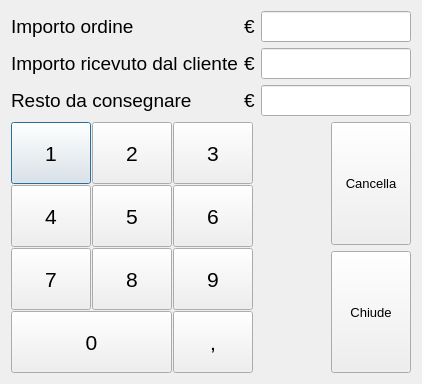
Before: the Qt Designer form src/restodlg.ui in mtonin/gestcassa, drawn with Qt 5.
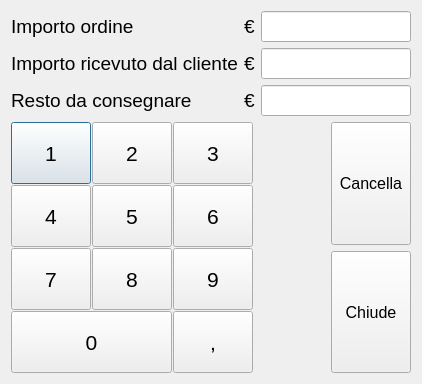
After: the same form once the commit is applied.

Commit message: - modifica layout pulsanti

Patch:
```diff
--- a/src/restodlg.ui
+++ b/src/restodlg.ui
@@ -409,7 +409,7 @@
          </property>
          <property name="font">
           <font>
-           <pointsize>10</pointsize>
+           <pointsize>12</pointsize>
           </font>
          </property>
          <property name="text">
@@ -439,7 +439,7 @@
          </property>
          <property name="font">
           <font>
-           <pointsize>10</pointsize>
+           <pointsize>12</pointsize>
           </font>
          </property>
          <property name="text">
```
The commit also changes 2 other files.
